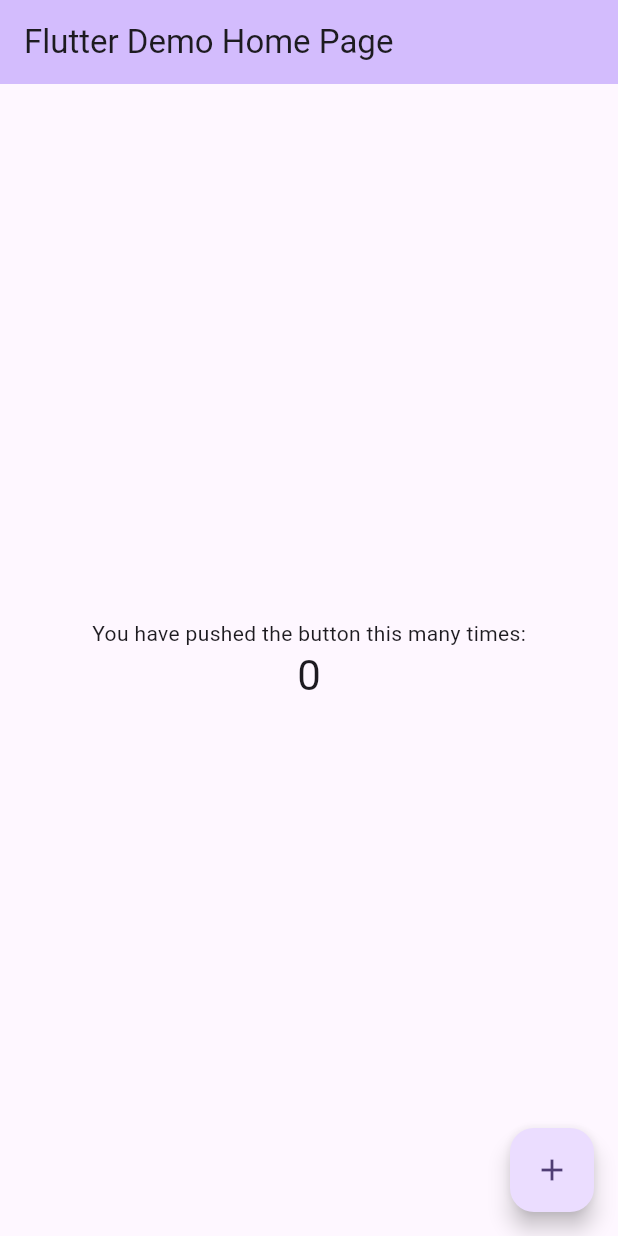
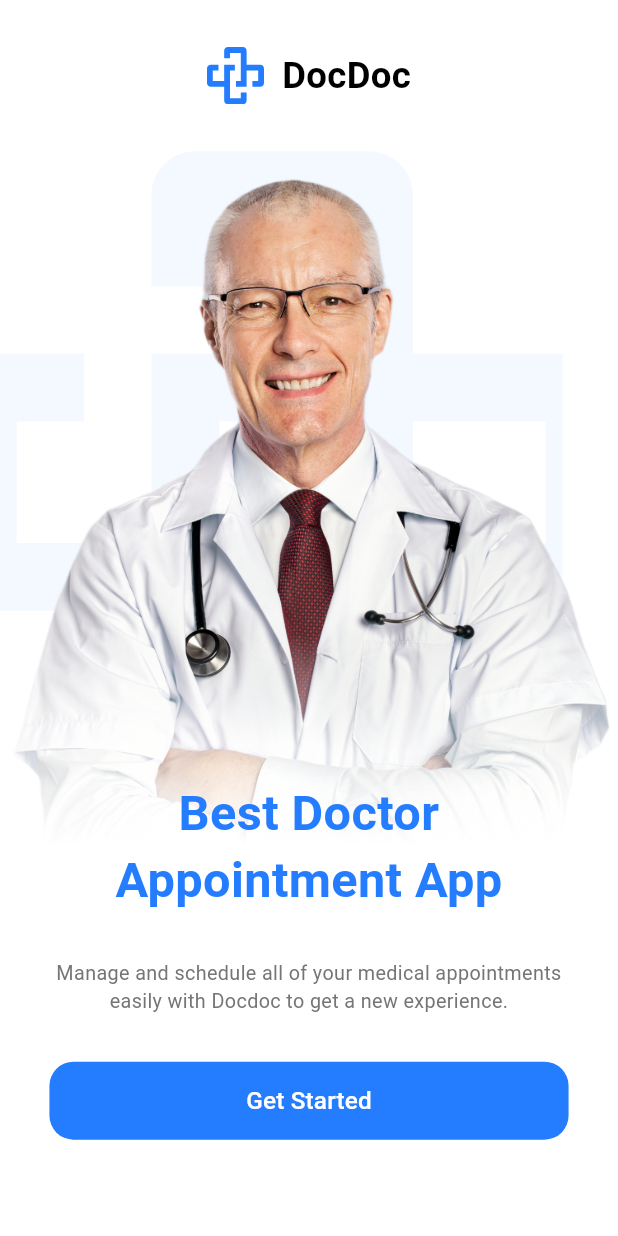
Before and after one commit to blgozah/flutter_training, a Flutter app: the screen it shows after launch, on a phone screen of 412 x 824 dp. Run offline on Flutter 3.47's test engine with Material 3 defaults, Android fonts, the phone set to English and light mode, and no system bars; our stand-ins replace flutter_screenutil, flutter_svg.

Commit message:
craete onboarding page

```diff
--- /dev/null
+++ b/devtools_options.yaml
@@ -0,0 +1,3 @@
+description: This file stores settings for Dart & Flutter DevTools.
+documentation: https://docs.flutter.dev/tools/devtools/extensions#configure-extension-enablement-states
+extensions:
--- /dev/null
+++ b/lib/core/helpers/extension.dart
@@ -0,0 +1,21 @@
+import 'package:flutter/material.dart';
+import 'package:flutter/widgets.dart';
+
+extension Navigation on BuildContext {
+  Future<dynamic> pushNamed(String routeName, {Object? arguments}) {
+    return Navigator.of(this).pushNamed(routeName, arguments: arguments);
+  }
+
+  Future<dynamic> pushReplacementNamed(String routeName, {Object? arguments}) {
+    return Navigator.of(this)
+        .pushReplacementNamed(routeName, arguments: arguments);
+  }
+
+  Future<dynamic> pushNamedAndRemoveUntil(String routeName,
+      {Object? arguments, required RoutePredicate predicate}) {
+    return Navigator.of(this)
+        .pushNamedAndRemoveUntil(routeName, predicate, arguments: arguments);
+  }
+
+  void pop() => Navigator.of(this).pop();
+}
--- /dev/null
+++ b/lib/core/routing/app_router.dart
@@ -0,0 +1,26 @@
+import 'package:flutter/material.dart';
+import 'package:flutter_application_1/core/routing/routes.dart';
+import 'package:flutter_application_1/core/widgets/login_screen.dart';
+import 'package:flutter_application_1/features/onboarding/onboarding_screen.dart';
+
+class AppRouter {
+  Route generateRoute(RouteSettings settings) {
+    switch (settings.name) {
+      case Routes.onBoardingScreen:
+        return MaterialPageRoute(
+          builder: (_) => const OnboardingScreen(),
+        );
+      case Routes.loginScreen:
+        return MaterialPageRoute(
+          builder: (_) => const LoginScreen(),
+        );
+      default:
+        return MaterialPageRoute(
+            builder: (_) => Scaffold(
+                  body: Center(
+                    child: Text('No route defind for ${settings.name}'),
+                  ),
+                ));
+    }
+  }
+}
--- /dev/null
+++ b/lib/core/routing/routes.dart
@@ -0,0 +1,4 @@
+class Routes {
+  static const String onBoardingScreen = '/onBoardingScreen';
+  static const String loginScreen = '/loginScreen';
+}
--- /dev/null
+++ b/lib/core/theming/colors.dart
@@ -0,0 +1,6 @@
+import 'package:flutter/material.dart';
+
+class ColorsManager {
+  static const Color mainBlue = Color(0xFF247CFF);
+  static const Color gray = Color(0xFF757575);
+}
--- /dev/null
+++ b/lib/core/theming/styles.dart
@@ -0,0 +1,26 @@
+import 'package:flutter/material.dart';
+import 'package:flutter_screenutil/flutter_screenutil.dart';
+import 'package:flutter_application_1/core/theming/colors.dart';
+
+class TextStyles {
+  static TextStyle font24Black700Weight = TextStyle(
+    fontSize: 24.sp,
+    fontWeight: FontWeight.w700,
+    color: Colors.black,
+  );
+  static TextStyle font32BlueBold = TextStyle(
+    fontSize: 32.sp,
+    fontWeight: FontWeight.bold,
+    color: ColorsManager.mainBlue,
+  );
+  static TextStyle font13GrayNormal = TextStyle(
+    fontSize: 13.sp,
+    fontWeight: FontWeight.normal,
+    color: ColorsManager.gray,
+  );
+  static TextStyle font16WhiteSemiBold = TextStyle(
+    fontSize: 16.sp,
+    fontWeight: FontWeight.w500,
+    color: Colors.white,
+  );
+}
--- /dev/null
+++ b/lib/core/widgets/login_screen.dart
@@ -0,0 +1,14 @@
+import 'package:flutter/material.dart';
+
+class LoginScreen extends StatelessWidget {
+  const LoginScreen({super.key});
+
+  @override
+  Widget build(BuildContext context) {
+    return Scaffold(
+      body: Center(
+        child: Text('login screen'),
+      ),
+    );
+  }
+}
--- /dev/null
+++ b/lib/docdoc.dart
@@ -0,0 +1,28 @@
+import 'package:flutter/material.dart';
+import 'package:flutter_application_1/core/routing/app_router.dart';
+import 'package:flutter_application_1/core/routing/routes.dart';
+import 'package:flutter_application_1/core/theming/colors.dart';
+import 'package:flutter_screenutil/flutter_screenutil.dart';
+
+class DocApp extends StatelessWidget {
+  final AppRouter appRouter;
+  const DocApp({super.key, required this.appRouter});
+
+  @override
+  Widget build(BuildContext context) {
+    return ScreenUtilInit(
+      designSize: const Size(375, 812),
+      minTextAdapt: true,
+      child: MaterialApp(
+        title: 'DocDoc',
+        theme: ThemeData(
+          primaryColor: ColorsManager.mainBlue,
+          scaffoldBackgroundColor: Colors.white,
+        ),
+        debugShowCheckedModeBanner: false,
+        initialRoute: Routes.onBoardingScreen,
+        onGenerateRoute: appRouter.generateRoute,
+      ),
+    );
+  }
+}
--- /dev/null
+++ b/lib/features/onboarding/onboarding_screen.dart
@@ -0,0 +1,42 @@
+import 'package:flutter/material.dart';
+import 'package:flutter_application_1/core/theming/styles.dart';
+import 'package:flutter_application_1/features/onboarding/widgets/doc_logo_and_name.dart';
+import 'package:flutter_application_1/features/onboarding/widgets/doctor_image_and_text.dart';
+import 'package:flutter_application_1/features/onboarding/widgets/get_started_button.dart';
+import 'package:flutter_screenutil/flutter_screenutil.dart';
+
+class OnboardingScreen extends StatelessWidget {
+  const OnboardingScreen({super.key});
+
+  @override
+  Widget build(BuildContext context) {
+    return Scaffold(
+        body: SafeArea(
+            child: SingleChildScrollView(
+      child: Padding(
+        padding: EdgeInsets.only(top: 30.h, bottom: 30.h),
+        child: Column(
+          children: [
+            const DocLogoAndName(),
+            SizedBox(height: 30.h),
+            const DoctorImageAndText(),
+            Padding(
+              padding: EdgeInsets.symmetric(horizontal: 30.w),
+              child: Column(
+                children: [
+                  Text(
+                    'Manage and schedule all of your medical appointments easily with Docdoc to get a new experience.',
+                    style: TextStyles.font13GrayNormal,
+                    textAlign: TextAlign.center,
+                  ),
+                  SizedBox(height: 30.h),
+                  const GetStartedButton(),
+                ],
+              ),
+            )
+          ],
+        ),
+      ),
+    )));
+  }
+}
--- /dev/null
+++ b/lib/features/onboarding/widgets/doc_logo_and_name.dart
@@ -0,0 +1,23 @@
+import 'package:flutter/material.dart';
+import 'package:flutter_application_1/core/theming/styles.dart';
+import 'package:flutter_screenutil/flutter_screenutil.dart';
+import 'package:flutter_svg/flutter_svg.dart';
+
+class DocLogoAndName extends StatelessWidget {
+  const DocLogoAndName({super.key});
+
+  @override
+  Widget build(BuildContext context) {
+    return Row(
+      mainAxisAlignment: MainAxisAlignment.center,
+      children: [
+        SvgPicture.asset('assets/svg/logo.svg'),
+        SizedBox(width: 10.w),
+        Text(
+          'DocDoc',
+          style: TextStyles.font24Black700Weight,
+        )
+      ],
+    );
+  }
+}
--- /dev/null
+++ b/lib/features/onboarding/widgets/doctor_image_and_text.dart
@@ -0,0 +1,40 @@
+import 'package:flutter/material.dart';
+import 'package:flutter_application_1/core/theming/styles.dart';
+import 'package:flutter_svg/flutter_svg.dart';
+
+class DoctorImageAndText extends StatelessWidget {
+  const DoctorImageAndText({super.key});
+
+  @override
+  Widget build(BuildContext context) {
+    return Stack(
+      children: [
+        SvgPicture.asset('assets/svg/background_logo.svg'),
+        Container(
+            foregroundDecoration: BoxDecoration(
+                gradient: LinearGradient(
+              colors: [
+                Colors.white,
+                Colors.white.withOpacity(0.0),
+              ],
+              begin: Alignment.bottomCenter,
+              end: Alignment.topCenter,
+              stops: const [0.14, 0.4],
+            )),
+            child: Image.asset('assets/images/onBoarding_doctor.png')),
+        Positioned(
+          bottom: 30,
+          left: 0,
+          right: 0,
+          child: Text(
+            'Best Doctor\nAppointment App',
+            textAlign: TextAlign.center,
+            style: TextStyles.font32BlueBold.copyWith(
+              height: 1.4,
+            ),
+          ),
+        ),
+      ],
+    );
+  }
+}
--- /dev/null
+++ b/lib/features/onboarding/widgets/get_started_button.dart
@@ -0,0 +1,33 @@
+import 'package:flutter/material.dart';
+import 'package:flutter_application_1/core/helpers/extension.dart';
+import 'package:flutter_application_1/core/routing/routes.dart';
+import 'package:flutter_application_1/core/theming/colors.dart';
+import 'package:flutter_application_1/core/theming/styles.dart';
+
+class GetStartedButton extends StatelessWidget {
+  const GetStartedButton({super.key});
+
+  @override
+  Widget build(BuildContext context) {
+    return TextButton(
+        onPressed: () {
+          context.pushNamed(Routes.loginScreen);
+        },
+        style: ButtonStyle(
+          backgroundColor: MaterialStateProperty.all(ColorsManager.mainBlue),
+          tapTargetSize: MaterialTapTargetSize.shrinkWrap,
+          minimumSize: MaterialStateProperty.all(
+            const Size(double.infinity, 52),
+          ),
+          shape: MaterialStateProperty.all(
+            RoundedRectangleBorder(
+              borderRadius: BorderRadius.circular(16),
+            ),
+          ),
+        ),
+        child: Text(
+          'Get Started',
+          style: TextStyles.font16WhiteSemiBold,
+        ));
+  }
+}
--- a/lib/main.dart
+++ b/lib/main.dart
@@ -1,126 +1,9 @@
 import 'package:flutter/material.dart';
+import 'package:flutter_application_1/core/routing/app_router.dart';
+import 'package:flutter_application_1/docdoc.dart';
 
 void main() {
-  runApp(const MyApp());
+  runApp(DocApp(
+    appRouter: AppRouter(),
+  ));
 }
-
-class MyApp extends StatelessWidget {
-  const MyApp({super.key});
-
-  // This widget is the root of your application.
-  @override
-  Widget build(BuildContext context) {
-    return MaterialApp(
-
-      title: 'Flutter Demo',
-      theme: ThemeData(
-        // This is the theme of your application.
-        //
-        // TRY THIS: Try running your application with "flutter run". You'll see
-        // the application has a purple toolbar. Then, without quitting the app,
-        // try changing the seedColor in the colorScheme below to Colors.green
-        // and then invoke "hot reload" (save your changes or press the "hot
-        // reload" button in a Flutter-supported IDE, or press "r" if you used
-        // the command line to start the app).
-        //
-        // Notice that the counter didn't reset back to zero; the application
-        // state is not lost during the reload. To reset the state, use hot
-        // restart instead.
-        //
-        // This works for code too, not just values: Most code changes can be
-        // tested with just a hot reload.
-        colorScheme: ColorScheme.fromSeed(seedColor: Colors.deepPurple),
-        useMaterial3: true,
-      ),
-      home: const MyHomePage(title: 'Flutter Demo Home Page'),
-    );
-  }
-}
-
-class MyHomePage extends StatefulWidget {
-  const MyHomePage({super.key, required this.title});
-
-  // This widget is the home page of your application. It is stateful, meaning
-  // that it has a State object (defined below) that contains fields that affect
-  // how it looks.
-
-  // This class is the configuration for the state. It holds the values (in this
-  // case the title) provided by the parent (in this case the App widget) and
-  // used by the build method of the State. Fields in a Widget subclass are
-  // always marked "final".
-
-  final String title;
-
-  @override
-  State<MyHomePage> createState() => _MyHomePageState();
-}
-
-class _MyHomePageState extends State<MyHomePage> {
-  int _counter = 0;
-
-  void _incrementCounter() {
-    setState(() {
-      // This call to setState tells the Flutter framework that something has
-      // changed in this State, which causes it to rerun the build method below
-      // so that the display can reflect the updated values. If we changed
-      // _counter without calling setState(), then the build method would not be
-      // called again, and so nothing would appear to happen.
-      _counter++;
-    });
-  }
-
-  @override
-  Widget build(BuildContext context) {
-    // This method is rerun every time setState is called, for instance as done
-    // by the _incrementCounter method above.
-    //
-    // The Flutter framework has been optimized to make rerunning build methods
-    // fast, so that you can just rebuild anything that needs updating rather
-    // than having to individually change instances of widgets.
-    return Scaffold(
-      appBar: AppBar(
-        // TRY THIS: Try changing the color here to a specific color (to
-        // Colors.amber, perhaps?) and trigger a hot reload to see the AppBar
-        // change color while the other colors stay the same.
-        backgroundColor: Theme.of(context).colorScheme.inversePrimary,
-        // Here we take the value from the MyHomePage object that was created by
-        // the App.build method, and use it to set our appbar title.
-        title: Text(widget.title),
-      ),
-      body: Center(
-        // Center is a layout widget. It takes a single child and positions it
-        // in the middle of the parent.
-        child: Column(
-          // Column is also a layout widget. It takes a list of children and
-          // arranges them vertically. By default, it sizes itself to fit its
-          // children horizontally, and tries to be as tall as its parent.
-          //
-          // Column has various properties to control how it sizes itself and
-          // how it positions its children. Here we use mainAxisAlignment to
-          // center the children vertically; the main axis here is the vertical
-          // axis because Columns are vertical (the cross axis would be
-          // horizontal).
-          //
-          // TRY THIS: Invoke "debug painting" (choose the "Toggle Debug Paint"
-          // action in the IDE, or press "p" in the console), to see the
-          // wireframe for each widget.
-          mainAxisAlignment: MainAxisAlignment.center,
-          children: <Widget>[
-            const Text(
-              'You have pushed the button this many times:',
-            ),
-            Text(
-              '$_counter',
-              style: Theme.of(context).textTheme.headlineMedium,
-            ),
-          ],
-        ),
-      ),
-      floatingActionButton: FloatingActionButton(
-        onPressed: _incrementCounter,
-        tooltip: 'Increment',
-        child: const Icon(Icons.add),
-      ), // This trailing comma makes auto-formatting nicer for build methods.
-    );
-  }
-}
```
Also changed, not shown: pubspec.yaml (+5 -2 lines), assets/images/onBoarding_doctor.png (added), assets/svg/background_logo.svg (added), assets/svg/logo.svg (added), pubspec.lock, 1 other file.
